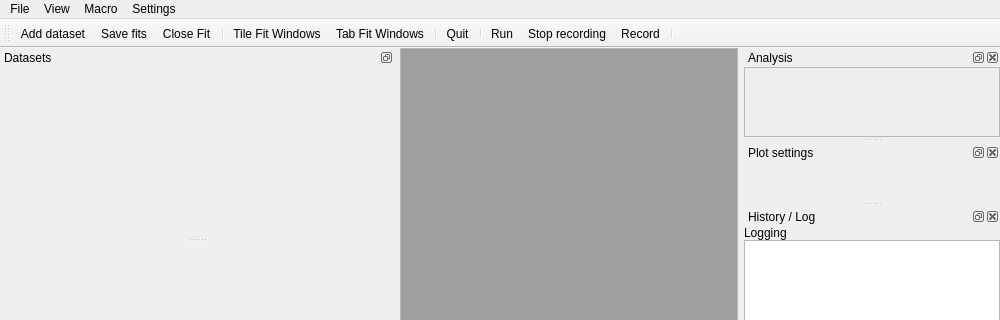
Fluorescence-Tools/chisurf, file chisurf/gui/gui.ui: the form before one commit; both pictures show x 0 to 1000 and y 0 to 320 of the 1000 by 700 pixel window.
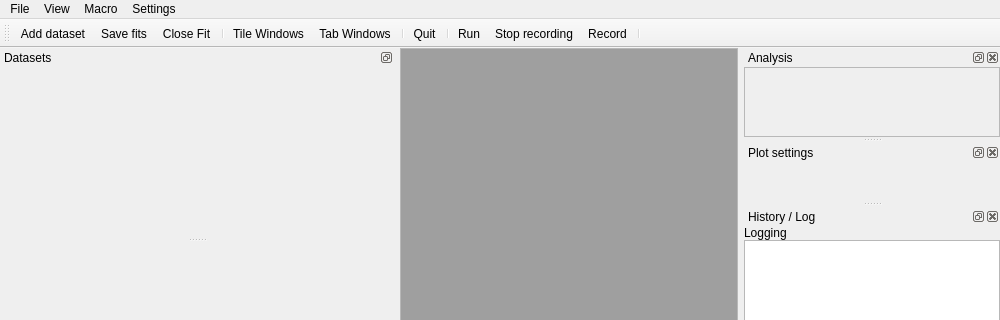
The form after the commit. Icons and pictures are not drawn.

Commit message:
Add "Reinitialize" action to ChiSurf with UI enhancements
- Introduce a "Reinitialize" menu action with shortcut (Ctrl+R) to reset ChiSurf to its initial state, clearing data, fits, and memory.
- Replace outdated icons (`help-browser.png`) with a modern alternative (`documentation.png`).
- Update wording for menu actions ("Tile Fit Windows" → "Tile Windows", "Tab Fit Windows" → "Tab Windows").
- Implement confirmation and progress dialogs for a user-friendly reinitialization workflow.
- Refactor initialization logic for improved error handling and feedback.

Diff of the .ui file:
```diff
--- a/chisurf/gui/gui.ui
+++ b/chisurf/gui/gui.ui
@@ -1194,7 +1194,7 @@
      <normaloff>:/icons/icons/window-layout-xxl.png</normaloff>:/icons/icons/window-layout-xxl.png</iconset>
    </property>
    <property name="text">
-    <string>Tile Fit Windows</string>
+    <string>Tile Windows</string>
    </property>
   </action>
   <action name="actionTab_windows">
@@ -1203,7 +1203,7 @@
      <normaloff>:/icons/icons/window-multi-xxl.png</normaloff>:/icons/icons/window-multi-xxl.png</iconset>
    </property>
    <property name="text">
-    <string>Tab Fit Windows</string>
+    <string>Tab Windows</string>
    </property>
    <property name="toolTip">
     <string>Tab windows</string>
```
Left out of the diff: 29 changed lines with no effect on the pictures. The commit also changes 2 other files.
